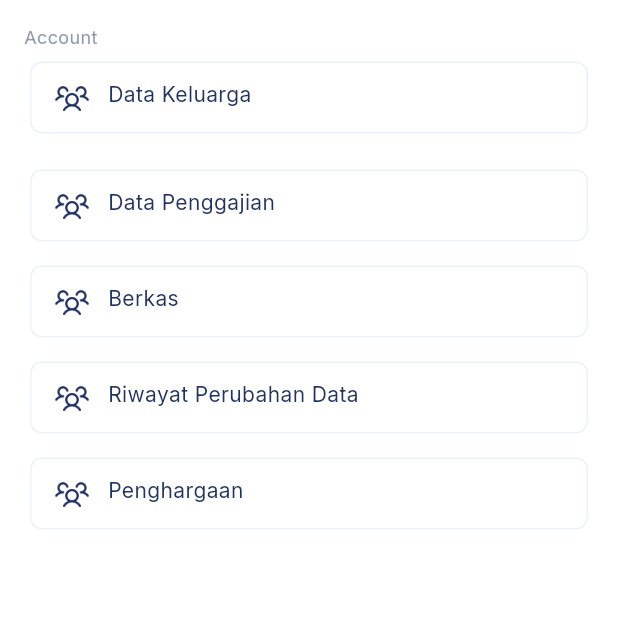
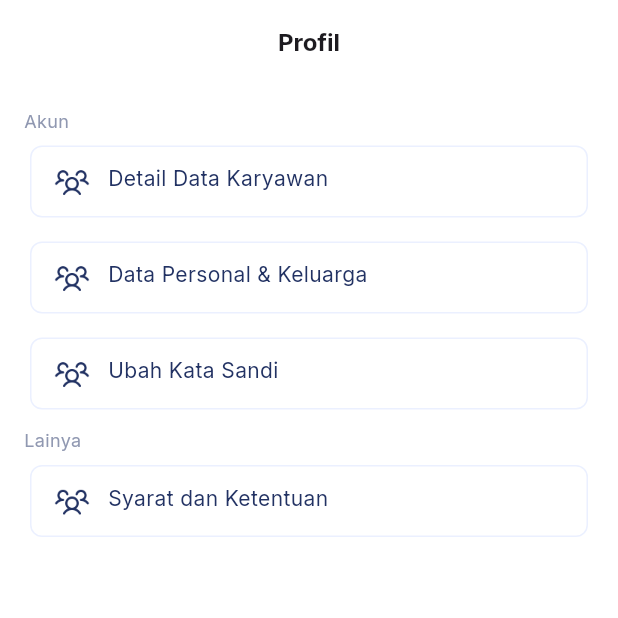
Before and after one commit to bayupadji/absensi-hrms, a Flutter app: the ProfilScreen screen opened directly, on a phone screen of 412 x 824 dp, the top half of it. Run offline on Flutter 3.47's test engine with Material 3 defaults, Android fonts, the phone set to English and light mode, and no system bars; our stand-ins replace geolocator, get, google_fonts, package_info_plus; missing offline and left inert: date_picker_plus.

Commit message:
Update profile page and fixing folder

```diff
--- a/lib/ui/views/employee/employee.dart
+++ b/lib/ui/views/employee/employee.dart
@@ -30,7 +30,8 @@ class EmployeeScreen extends StatelessWidget {
               onPressed: () {},
               icon: Icon(Icons.search, color: AppColors.darkColor),
             )
-            ]),
+          ]
+        ),
         body: Column(
           children: [FilterStatus(), Listkaryawan()],
         ));
--- a/lib/ui/views/home_screen.dart
+++ b/lib/ui/views/home/home_screen.dart
@@ -271,6 +271,22 @@ class Menus extends StatelessWidget {
             color: AppColors.backgroundColor,
             borderRadius: BorderRadius.vertical(top: Radius.circular(24)),
           ),
+          child: Column(
+            children: [
+              Padding(
+                padding: const EdgeInsets.only(top: 8, bottom: 2),
+                child: Center(
+                  child: Container(
+                    width: 40,
+                    height: 4,
+                    decoration: BoxDecoration(
+                      color: Colors.grey[400],
+                      borderRadius: BorderRadius.circular(8),
+                    ),
+                  ),
+                ),
+              ),
+              Expanded(
                 child: SingleChildScrollView(
                   controller: scrollController,
                   child: Column(
@@ -282,6 +298,9 @@ class Menus extends StatelessWidget {
                       SizedBox(height: 24),
                     ],
                   ),
+                ),
+              ),
+            ],
           ),
         );
       },
--- a/lib/ui/views/index.dart
+++ b/lib/ui/views/index.dart
@@ -1,6 +1,6 @@
 import 'package:absensi/domain/controllers/home/home_controller.dart';
 import 'package:absensi/ui/views/employee/employee.dart';
-import 'package:absensi/ui/views/home_screen.dart';
+import 'package:absensi/ui/views/home/home_screen.dart';
 import 'package:absensi/ui/views/inbox/inbox.dart';
 import 'package:absensi/ui/views/profile/profil.dart';
 import 'package:absensi/ui/views/schedule/schedule.dart';
--- a/lib/ui/views/profile/profil.dart
+++ b/lib/ui/views/profile/profil.dart
@@ -8,15 +8,49 @@ class ProfilScreen extends StatelessWidget {
 
   @override
   Widget build(BuildContext context) {
-    return Container(
+    return Scaffold(
+      appBar: AppBar(
+        surfaceTintColor: Colors.transparent,
+        scrolledUnderElevation: 0,
+        centerTitle: true,
+        toolbarHeight: 56,
+        backgroundColor: AppColors.backgroundColor,
+        title: const Text(
+          'Profil',
+          style: TextStyle(
+            fontSize: 16,
+            fontWeight: FontWeight.w700
+          ),
+        ),
+        elevation: 4.0,
+      ),
+      body: Container(
         padding: EdgeInsets.all(16),
         child: ListView(
           children: [
             Column(
+              children: [
+                AkunList(),
+                LainyaList(),
+              ],
+            ),
+          ]
+        ),
+      ),
+    );
+  }
+}
+
+class AkunList extends StatelessWidget {
+  const AkunList({super.key});
+
+  @override
+  Widget build(BuildContext context) {
+    return Column(
       crossAxisAlignment: CrossAxisAlignment.start,
       children: [
         Text(
-                'Account',
+          'Akun',
           style: TextStyle(
             fontSize: 12,
             color: AppColors.greyColor,
@@ -25,37 +59,49 @@ class ProfilScreen extends StatelessWidget {
         SizedBox(height: 4),
         MenuCard(
           icon: Assets.nUsergroup,
-                title: 'Data Keluarga',
-                onTap: (){},
-              ),
-              SizedBox(height: 16,),
-              MenuCard(
-                icon: Assets.nUsergroup,
-                title: 'Data Penggajian',
+          title: 'Detail Data Karyawan',
           onTap: (){},
         ),
         SizedBox(height: 8,),
         MenuCard(
           icon: Assets.nUsergroup,
-                title: 'Berkas',
+          title: 'Data Personal & Keluarga',
           onTap: (){},
         ),
         SizedBox(height: 8,),
         MenuCard(
           icon: Assets.nUsergroup,
-                title: 'Riwayat Perubahan Data',
+          title: 'Ubah Kata Sandi',
           onTap: (){},
         ),
         SizedBox(height: 8,),
-              MenuCard(
-                icon: Assets.nUsergroup,
-                title: 'Penghargaan',
-                onTap: (){},
-              ),
       ],
-          ),
-        ]
-      ),
     );
   }
 }
+
+class LainyaList extends StatelessWidget {
+  const LainyaList({super.key});
+
+  @override
+  Widget build(BuildContext context) {
+    return Column(
+      crossAxisAlignment: CrossAxisAlignment.start,
+      children: [
+        Text(
+          'Lainya',
+          style: TextStyle(
+            fontSize: 12,
+            color: AppColors.greyColor,
+          ),
+        ),
+        SizedBox(height: 4),
+        MenuCard(
+          icon: Assets.nUsergroup,
+          title: 'Syarat dan Ketentuan',
+          onTap: () {},
+        ),
+      ],
+    );
+  }
+}
```
Lines whose indentation alone changed are shown as unchanged.
